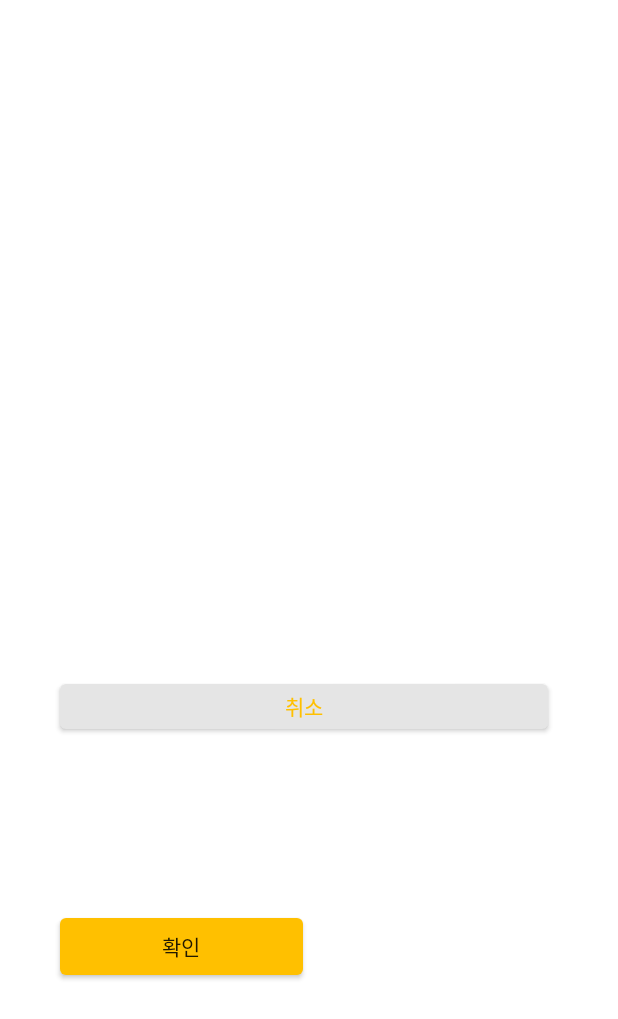
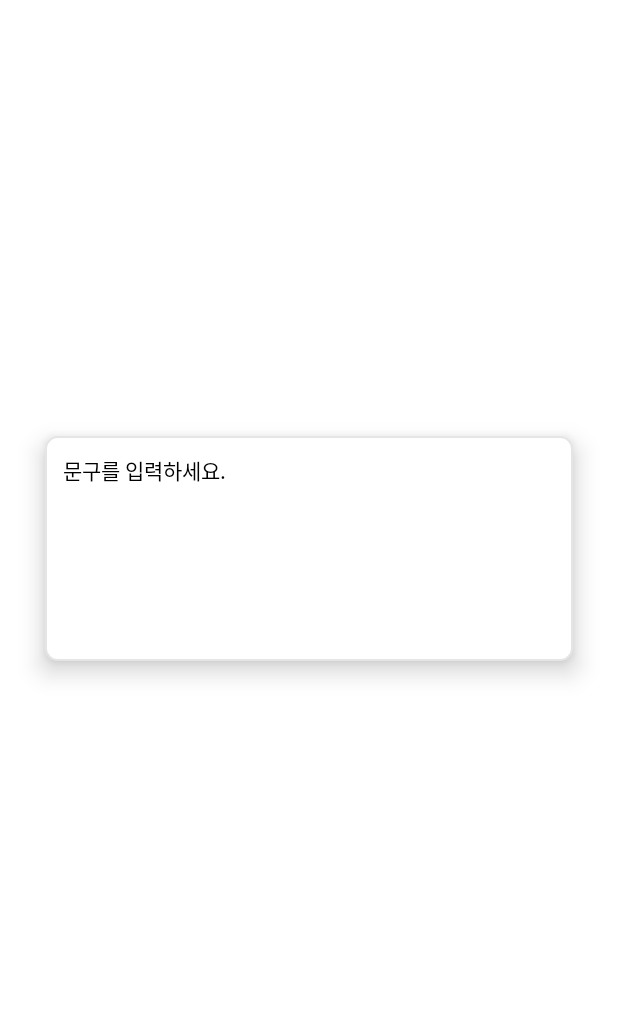
Before and after one commit to Dev-SaTu/KBSC-2022, an Android app: the activity_testcex screen opened directly, with no data from a screen before it, on a phone screen of 412 x 824 dp. Shown: the top 1019 px of the screen. Run offline under Robolectric (Android 15) with nearby library versions, the phone set to English and light mode, and no system bars.

Commit message:
카드 뷰 제작

```diff
--- a/MyApplication/app/src/main/java/com/example/myapplication/activity_testcex.java
+++ b/MyApplication/app/src/main/java/com/example/myapplication/activity_testcex.java
@@ -9,6 +9,6 @@ public class activity_testcex extends AppCompatActivity {
     @Override
     protected void onCreate(Bundle savedInstanceState) {
         super.onCreate(savedInstanceState);
-        setContentView(R.layout.activity_test);
+        setContentView(R.layout.activity_test_card);
     }
 }
--- a/MyApplication/app/src/main/res/drawable/sd_card.xml
+++ b/MyApplication/app/src/main/res/drawable/sd_card.xml
@@ -3,6 +3,6 @@
     <solid android:color="@color/color6" />
     <corners android:radius="8dp" />
     <stroke android:width="1dp" android:color="@color/color4"/>
-    <size android:width="351dp" android:height="180dp" />
+    <size android:width="351dp" android:height="150dp" />
     <font android:fontFamily="@font/apple_font" />
 </shape>
--- a/MyApplication/app/src/main/res/layout/activity_test.xml
+++ /dev/null
@@ -1,46 +0,0 @@
-<?xml version="1.0" encoding="utf-8"?>
-<androidx.constraintlayout.widget.ConstraintLayout xmlns:android="http://schemas.android.com/apk/res/android"
-    xmlns:app="http://schemas.android.com/apk/res-auto"
-    xmlns:tools="http://schemas.android.com/tools"
-    android:layout_width="match_parent"
-    android:layout_height="match_parent"
-    tools:context=".activity_testcex">
-
-
-
-
-    <!-- 상단 코드 세줄을 복사하면 양식을 카피 가능하다.-->
-    <!-- <android.widget.Button  // 양식 사용위해서 android.widget으로
-            android:minWidth="0dp"
-            android:minHeight="0dp"
-            android:background="@drawable/sd_text_box_full" -->
-
-    <android.widget.Button
-        android:id="@+id/button"
-        android:layout_width="wrap_content"
-        android:layout_height="wrap_content"
-        android:layout_marginTop="456dp"
-        android:background="@drawable/sd_text_box_login"
-        android:minWidth="0dp"
-        android:minHeight="0dp"
-        android:text="@string/btn_cancle"
-        android:textColor="@color/color1"
-        app:layout_constraintEnd_toEndOf="parent"
-        app:layout_constraintHorizontal_bias="0.465"
-        app:layout_constraintStart_toStartOf="parent"
-        app:layout_constraintTop_toTopOf="parent" />
-
-    <android.widget.Button
-        android:id="@+id/button2"
-        android:minWidth="0dp"
-        android:minHeight="0dp"
-        android:layout_width="wrap_content"
-        android:layout_height="wrap_content"
-        android:layout_marginTop="612dp"
-        android:background="@drawable/sd_btn_apply"
-        android:text="@string/btn_apply"
-        app:layout_constraintEnd_toEndOf="parent"
-        app:layout_constraintHorizontal_bias="0.16"
-        app:layout_constraintStart_toStartOf="parent"
-        app:layout_constraintTop_toTopOf="parent" />
-</androidx.constraintlayout.widget.ConstraintLayout>
--- /dev/null
+++ b/MyApplication/app/src/main/res/layout/activity_test_card.xml
@@ -0,0 +1,40 @@
+<?xml version="1.0" encoding="utf-8"?>
+<androidx.constraintlayout.widget.ConstraintLayout xmlns:android="http://schemas.android.com/apk/res/android"
+    xmlns:app="http://schemas.android.com/apk/res-auto"
+    xmlns:tools="http://schemas.android.com/tools"
+    android:layout_width="match_parent"
+    android:layout_height="match_parent"
+    tools:context=".activity_testcex">
+
+
+    <android.widget.LinearLayout
+        android:id="@+id/cardView"
+        android:layout_width="match_parent"
+        android:layout_height="wrap_content"
+        android:background="@drawable/sd_card"
+        android:gravity="center"
+        android:orientation="horizontal"
+        android:layout_marginLeft="30dp"
+        android:layout_marginRight="30dp"
+        android:elevation="10dp"
+        app:layout_constraintBottom_toBottomOf="parent"
+        app:layout_constraintEnd_toEndOf="parent"
+        app:layout_constraintStart_toStartOf="parent"
+        app:layout_constraintTop_toTopOf="parent"
+        app:layout_constraintVertical_bias="0.431">
+
+        <TextView
+            android:id="@+id/textView"
+            android:layout_width="wrap_content"
+            android:layout_height="wrap_content"
+            android:layout_gravity="top"
+            android:layout_marginStart="12dp"
+            android:layout_marginTop="12dp"
+            android:layout_weight="1"
+            android:fontFamily="@font/neo_b"
+            android:textColor="@color/color5"
+            android:text="문구를 입력하세요." />
+
+
+    </android.widget.LinearLayout>
+</androidx.constraintlayout.widget.ConstraintLayout>
```
Also changed, not shown: MyApplication/app/src/main/res/layout/activity_test_card_alarm.xml (added, +40 -0 lines).
